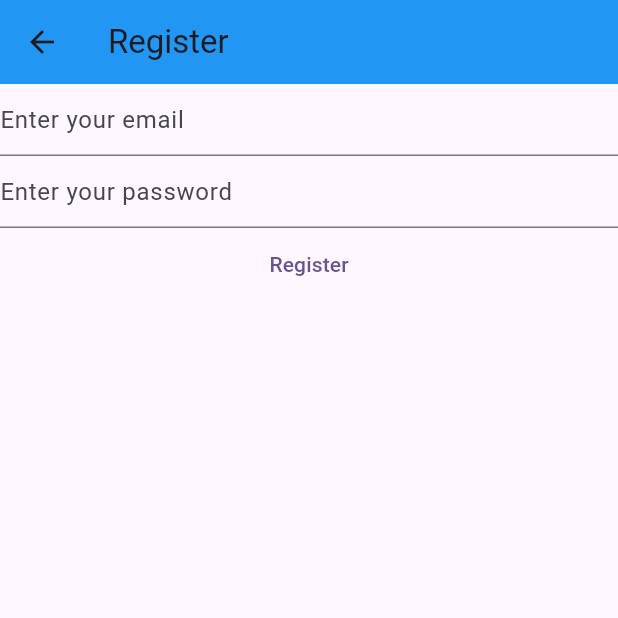
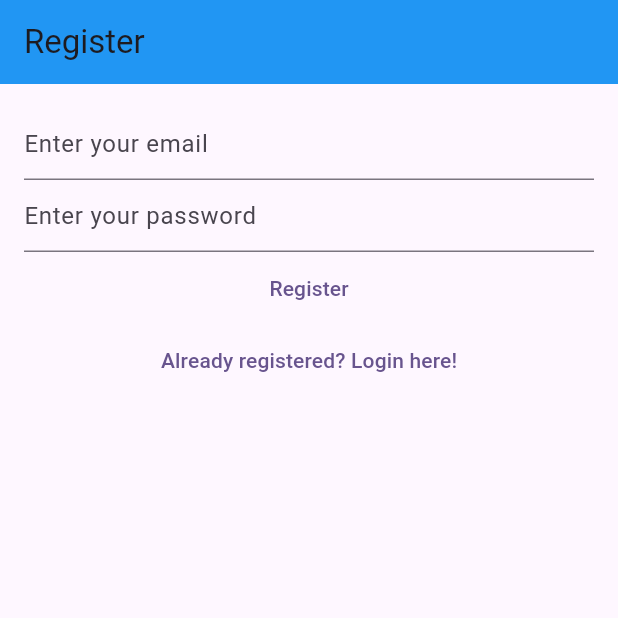
Before and after one commit to karkisaroj/My-Notes, a Flutter app: the RegisterView screen opened directly, on a phone screen of 412 x 824 dp, the top half of it. Run offline on Flutter 3.47's test engine with Material 3 defaults, Android fonts, the phone set to English and light mode, and no system bars; our stand-ins replace firebase_auth, firebase_core; accounts and stored records are empty.

```diff
--- a/lib/views/register_view.dart
+++ b/lib/views/register_view.dart
@@ -1,5 +1,3 @@
-
-
 import 'package:firebase_auth/firebase_auth.dart';
 import 'package:flutter/material.dart';
 import 'package:mynotes/views/firebase_options.dart';
@@ -13,14 +11,13 @@ class RegisterView extends StatefulWidget {
 }
 
 class _RegisterViewState extends State<RegisterView> {
-
   late final TextEditingController _email;
   late final TextEditingController _password;
 
   @override
   void initState() {
-    _email=TextEditingController();
-    _password=TextEditingController();
+    _email = TextEditingController();
+    _password = TextEditingController();
     super.initState();
   }
 
@@ -35,70 +32,64 @@ class _RegisterViewState extends State<RegisterView> {
   Widget build(BuildContext context) {
     return Scaffold(
       appBar: AppBar(
-        title: Text('Register'),
+        title: const Text('Register'),
         backgroundColor: Colors.blue,
       ),
-      body: FutureBuilder(
-        future: Firebase.initializeApp(
-          options: DefaultFirebaseOptions.currentPlatform,
-        ),
-        builder: (context, snapshot) {
-          switch(snapshot.connectionState){
-            case ConnectionState.done:
-              return Column(
+      body: Padding(
+        padding: const EdgeInsets.all(16.0),
+        child: Column(
           children: [
             TextField(
               controller: _email,
               enableSuggestions: false,
               autocorrect: false,
               keyboardType: TextInputType.emailAddress,
-                    decoration: InputDecoration(
+              decoration: const InputDecoration(
                 hintText: 'Enter your email',
               ),
             ),
             TextField(
-                    controller: _password,obscureText: true,
+              controller: _password,
+              obscureText: true,
               enableSuggestions: false,
               autocorrect: false,
-                    decoration: InputDecoration(
+              decoration: const InputDecoration(
                 hintText: 'Enter your password',
               ),
             ),
             TextButton(
-                    onPressed: () async{
-
-                      final email=_email.text;
-                      final password=_password.text;
-                      try{
-                        final userCredential=
-                      await FirebaseAuth.instance.createUserWithEmailAndPassword(
+              onPressed: () async {
+                final email = _email.text;
+                final password = _password.text;
+                try {
+                  final userCredential = await FirebaseAuth.instance.createUserWithEmailAndPassword(
                     email: email,
                     password: password,
                   );
 
                   print(userCredential);
-                      }on FirebaseAuthException
-                      catch(e){
-                        if(e.code == 'weak-password'){
-                          print('The Password is weak');
-                        }
-                        else if(e.code == 'email-already-in-use'){
-                          print('The Email is already in use by another user');
-                        }
-                        else if(e.code == 'invalid-email'){
-                          print('The Email is invalid');
+                } on FirebaseAuthException catch (e) {
+                  if (e.code == 'weak-password') {
+                    print('The password is too weak.');
+                  } else if (e.code == 'email-already-in-use') {
+                    print('The email is already in use by another account.');
+                  } else if (e.code == 'invalid-email') {
+                    print('The email address is not valid.');
                   }
                 }
-
-                    },child: const Text('Register'),
+              },
+              child: const Text('Register'),
             ),
+            TextButton(
+              onPressed: (){
+                Navigator.of(context).pushNamedAndRemoveUntil(
+                  '/login/',
+                  (Route)=> false,
+                  );
+              }, child:const Text('Already registered? Login here!'),
+              )
           ],
-              );
-            default:
-              return const Text("loading..");
-          }
-
-        },
+        ),
       ),
     );
   }
```
Also changed, not shown: lib/main.dart (+10 -20 lines), lib/views/Verify_Email.dart (added, +32 -0 lines), lib/views/login_view.dart (+9 -15 lines). Lines whose indentation alone changed are shown as unchanged.
